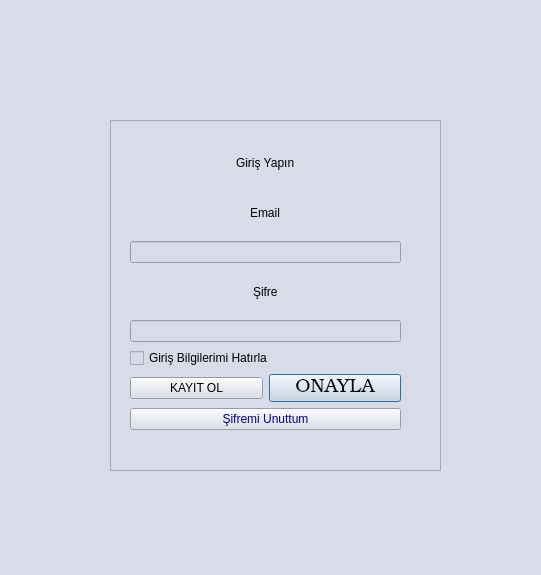
Above: ui/auth.ui from OgiBalboa/E-Book_Cryptology before the change. Below: the same form after it.
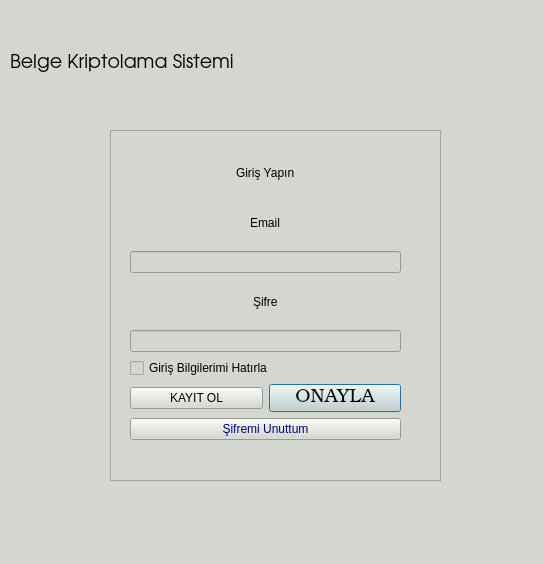
That is the form after the change. Icons and pictures are not drawn.

```diff
--- a/ui/auth.ui
+++ b/ui/auth.ui
@@ -6,8 +6,8 @@
    <rect>
     <x>0</x>
     <y>0</y>
-    <width>541</width>
-    <height>575</height>
+    <width>544</width>
+    <height>564</height>
    </rect>
   </property>
   <property name="windowTitle">
@@ -18,7 +18,7 @@
     <normaloff>:/marun_logo/img/marun.png</normaloff>:/marun_logo/img/marun.png</iconset>
   </property>
   <property name="styleSheet">
-   <string notr="true">background-color: rgb(215, 220, 232);</string>
+   <string notr="true">background-color: rgb(211, 215, 207);</string>
   </property>
   <widget class="QWidget" name="centralwidget">
    <widget class="QFrame" name="auth_frame">
@@ -27,9 +27,9 @@
     </property>
     <property name="geometry">
      <rect>
-      <x>30</x>
+      <x>0</x>
       <y>0</y>
-      <width>531</width>
+      <width>561</width>
       <height>561</height>
      </rect>
     </property>
@@ -48,8 +48,8 @@
     <widget class="QFrame" name="frame">
      <property name="geometry">
       <rect>
-       <x>80</x>
-       <y>120</y>
+       <x>110</x>
+       <y>130</y>
        <width>331</width>
        <height>351</height>
       </rect>
@@ -192,6 +192,53 @@
       </layout>
      </widget>
     </widget>
+    <widget class="QLabel" name="label_14">
+     <property name="geometry">
+      <rect>
+       <x>240</x>
+       <y>20</y>
+       <width>251</width>
+       <height>71</height>
+      </rect>
+     </property>
+     <property name="styleSheet">
+      <string notr="true">background-color: rgb(211, 215, 207);</string>
+     </property>
+     <property name="text">
+      <string/>
+     </property>
+     <property name="pixmap">
+      <pixmap resource="../res/logos.qrc">:/tf_logo/img/tf.png</pixmap>
+     </property>
+     <property name="scaledContents">
+      <bool>true</bool>
+     </property>
+    </widget>
+    <widget class="QLabel" name="label_15">
+     <property name="geometry">
+      <rect>
+       <x>10</x>
+       <y>30</y>
+       <width>231</width>
+       <height>61</height>
+      </rect>
+     </property>
+     <property name="font">
+      <font>
+       <family>URW Gothic</family>
+       <pointsize>14</pointsize>
+       <weight>7</weight>
+       <italic>false</italic>
+       <bold>false</bold>
+      </font>
+     </property>
+     <property name="styleSheet">
+      <string notr="true">font: 63 14pt &quot;URW Gothic&quot;;</string>
+     </property>
+     <property name="text">
+      <string>Belge Kriptolama Sistemi</string>
+     </property>
+    </widget>
    </widget>
    <widget class="QFrame" name="register_frame">
     <property name="enabled">
@@ -226,7 +273,7 @@
        <x>60</x>
        <y>20</y>
        <width>271</width>
-       <height>384</height>
+       <height>400</height>
       </rect>
      </property>
      <layout class="QVBoxLayout" name="verticalLayout_2">
```
